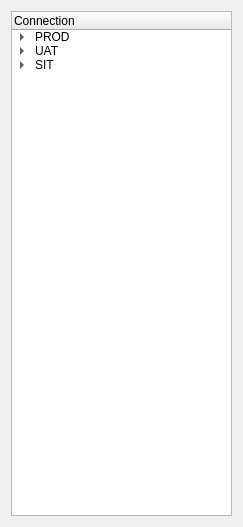
Qt form source/Views/connectionlistview.ui (dnpalex/best_ora_ide) before a commit.
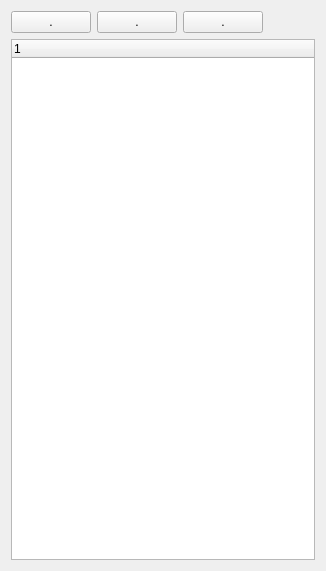
The same form after that commit.

```diff
--- a/source/Views/connectionlistview.ui
+++ b/source/Views/connectionlistview.ui
@@ -6,61 +6,62 @@
    <rect>
     <x>0</x>
     <y>0</y>
-    <width>243</width>
-    <height>527</height>
+    <width>326</width>
+    <height>571</height>
    </rect>
   </property>
   <property name="windowTitle">
    <string>Form</string>
   </property>
   <layout class="QVBoxLayout" name="verticalLayout">
+   <item>
+    <layout class="QHBoxLayout" name="horizontalLayout" stretch="1,1,1,10">
+     <property name="rightMargin">
+      <number>0</number>
+     </property>
+     <item>
+      <widget class="QPushButton" name="pushButton">
+       <property name="text">
+        <string>.</string>
+       </property>
+      </widget>
+     </item>
+     <item>
+      <widget class="QPushButton" name="pushButton_3">
+       <property name="text">
+        <string>.</string>
+       </property>
+      </widget>
+     </item>
+     <item>
+      <widget class="QPushButton" name="pushButton_2">
+       <property name="text">
+        <string>.</string>
+       </property>
+      </widget>
+     </item>
+     <item>
+      <spacer name="horizontalSpacer">
+       <property name="orientation">
+        <enum>Qt::Horizontal</enum>
+       </property>
+       <property name="sizeHint" stdset="0">
+        <size>
+         <width>40</width>
+         <height>20</height>
+        </size>
+       </property>
+      </spacer>
+     </item>
+    </layout>
+   </item>
    <item>
     <widget class="QTreeWidget" name="treeWidget">
      <column>
       <property name="text">
-       <string>Connection</string>
+       <string/>
       </property>
      </column>
-     <item>
-      <property name="text">
-       <string>PROD</string>
-      </property>
-      <item>
-       <property name="text">
-        <string>S1P</string>
-       </property>
-      </item>
-      <item>
-       <property name="text">
-        <string>M1P</string>
-       </property>
-      </item>
-     </item>
-     <item>
-      <property name="text">
-       <string>UAT</string>
-      </property>
-      <item>
-       <property name="text">
-        <string>S1U</string>
-       </property>
-      </item>
-      <item>
-       <property name="text">
-        <string>S7U</string>
-       </property>
-      </item>
-     </item>
-     <item>
-      <property name="text">
-       <string>SIT</string>
-      </property>
-      <item>
-       <property name="text">
-        <string>R7T</string>
-       </property>
-      </item>
-     </item>
     </widget>
    </item>
   </layout>
```
Left out of the diff: 6 changed lines with no effect on the pictures.
